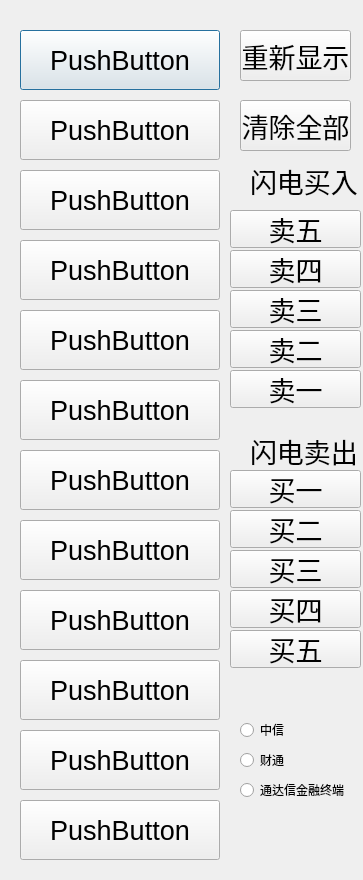
Old version of the form frontend/main.ui in the repository pleiadesian/IdaoWatcher.
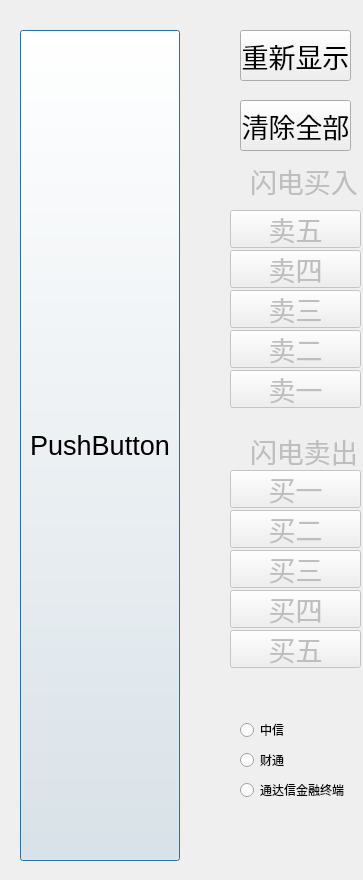
New version of the form.

```diff
--- a/frontend/main.ui
+++ b/frontend/main.ui
@@ -21,8 +21,8 @@
     <rect>
      <x>20</x>
      <y>30</y>
-     <width>200</width>
-     <height>60</height>
+     <width>160</width>
+     <height>831</height>
     </rect>
    </property>
    <property name="font">
@@ -38,8 +38,8 @@
    <property name="geometry">
     <rect>
      <x>20</x>
-     <y>100</y>
-     <width>200</width>
+     <y>890</y>
+     <width>160</width>
      <height>60</height>
     </rect>
    </property>
@@ -56,8 +56,8 @@
    <property name="geometry">
     <rect>
      <x>20</x>
-     <y>170</y>
-     <width>200</width>
+     <y>960</y>
+     <width>160</width>
      <height>60</height>
     </rect>
    </property>
@@ -74,8 +74,8 @@
    <property name="geometry">
     <rect>
      <x>20</x>
-     <y>240</y>
-     <width>200</width>
+     <y>1030</y>
+     <width>160</width>
      <height>60</height>
     </rect>
    </property>
@@ -92,8 +92,8 @@
    <property name="geometry">
     <rect>
      <x>20</x>
-     <y>310</y>
-     <width>200</width>
+     <y>1100</y>
+     <width>160</width>
      <height>60</height>
     </rect>
    </property>
@@ -110,8 +110,8 @@
    <property name="geometry">
     <rect>
      <x>20</x>
-     <y>380</y>
-     <width>200</width>
+     <y>1170</y>
+     <width>160</width>
      <height>60</height>
     </rect>
    </property>
@@ -128,8 +128,8 @@
    <property name="geometry">
     <rect>
      <x>20</x>
-     <y>450</y>
-     <width>200</width>
+     <y>1240</y>
+     <width>160</width>
      <height>60</height>
     </rect>
    </property>
@@ -146,8 +146,8 @@
    <property name="geometry">
     <rect>
      <x>20</x>
-     <y>520</y>
-     <width>200</width>
+     <y>1310</y>
+     <width>160</width>
      <height>60</height>
     </rect>
    </property>
@@ -164,8 +164,8 @@
    <property name="geometry">
     <rect>
      <x>20</x>
-     <y>590</y>
-     <width>200</width>
+     <y>1380</y>
+     <width>160</width>
      <height>60</height>
     </rect>
    </property>
@@ -182,8 +182,8 @@
    <property name="geometry">
     <rect>
      <x>20</x>
-     <y>660</y>
-     <width>200</width>
+     <y>1450</y>
+     <width>160</width>
      <height>60</height>
     </rect>
    </property>
@@ -200,8 +200,8 @@
    <property name="geometry">
     <rect>
      <x>20</x>
-     <y>730</y>
-     <width>200</width>
+     <y>1520</y>
+     <width>160</width>
      <height>60</height>
     </rect>
    </property>
@@ -218,8 +218,8 @@
    <property name="geometry">
     <rect>
      <x>20</x>
-     <y>800</y>
-     <width>200</width>
+     <y>1590</y>
+     <width>160</width>
      <height>60</height>
     </rect>
    </property>
@@ -269,6 +269,9 @@
    </property>
   </widget>
   <widget class="QPushButton" name="pushButton_13">
+   <property name="enabled">
+    <bool>false</bool>
+   </property>
    <property name="geometry">
     <rect>
      <x>230</x>
@@ -289,6 +292,9 @@
    </property>
   </widget>
   <widget class="QLabel" name="label">
+   <property name="enabled">
+    <bool>false</bool>
+   </property>
    <property name="geometry">
     <rect>
      <x>250</x>
@@ -307,6 +313,9 @@
    </property>
   </widget>
   <widget class="QPushButton" name="pushButton_14">
+   <property name="enabled">
+    <bool>false</bool>
+   </property>
    <property name="geometry">
     <rect>
      <x>230</x>
@@ -327,6 +336,9 @@
    </property>
   </widget>
   <widget class="QPushButton" name="pushButton_15">
+   <property name="enabled">
+    <bool>false</bool>
+   </property>
    <property name="geometry">
     <rect>
      <x>230</x>
@@ -347,6 +359,9 @@
    </property>
   </widget>
   <widget class="QPushButton" name="pushButton_16">
+   <property name="enabled">
+    <bool>false</bool>
+   </property>
    <property name="geometry">
     <rect>
      <x>230</x>
@@ -367,6 +382,9 @@
    </property>
   </widget>
   <widget class="QPushButton" name="pushButton_17">
+   <property name="enabled">
+    <bool>false</bool>
+   </property>
    <property name="geometry">
     <rect>
      <x>230</x>
@@ -387,6 +405,9 @@
    </property>
   </widget>
   <widget class="QPushButton" name="pushButton_18">
+   <property name="enabled">
+    <bool>false</bool>
+   </property>
    <property name="geometry">
     <rect>
      <x>230</x>
@@ -407,6 +428,9 @@
    </property>
   </widget>
   <widget class="QPushButton" name="pushButton_19">
+   <property name="enabled">
+    <bool>false</bool>
+   </property>
    <property name="geometry">
     <rect>
      <x>230</x>
@@ -427,6 +451,9 @@
    </property>
   </widget>
   <widget class="QPushButton" name="pushButton_20">
+   <property name="enabled">
+    <bool>false</bool>
+   </property>
    <property name="geometry">
     <rect>
      <x>230</x>
@@ -447,6 +474,9 @@
    </property>
   </widget>
   <widget class="QPushButton" name="pushButton_21">
+   <property name="enabled">
+    <bool>false</bool>
+   </property>
    <property name="geometry">
     <rect>
      <x>230</x>
@@ -467,6 +497,9 @@
    </property>
   </widget>
   <widget class="QPushButton" name="pushButton_22">
+   <property name="enabled">
+    <bool>false</bool>
+   </property>
    <property name="geometry">
     <rect>
      <x>230</x>
@@ -487,6 +520,9 @@
    </property>
   </widget>
   <widget class="QLabel" name="label_2">
+   <property name="enabled">
+    <bool>false</bool>
+   </property>
    <property name="geometry">
     <rect>
      <x>250</x>
```
